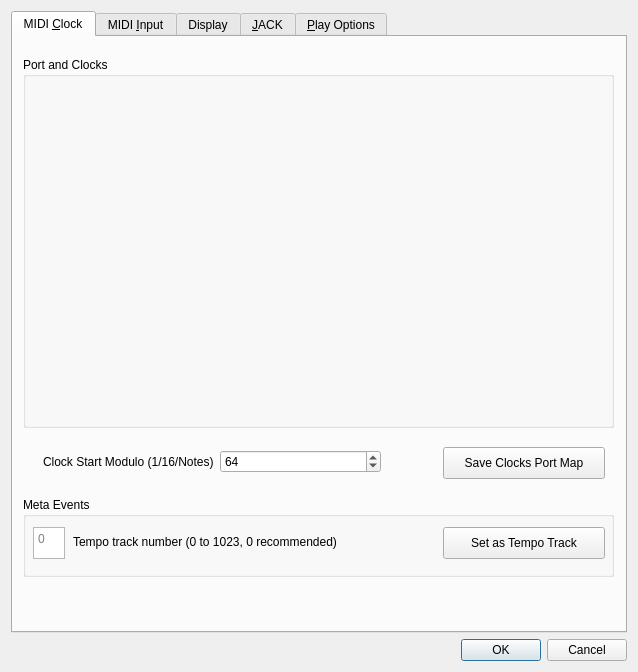
Above: seq_qt5/forms/qseditoptions.ui from ahlstromcj/seq66 before the change. Below: the same form after it.
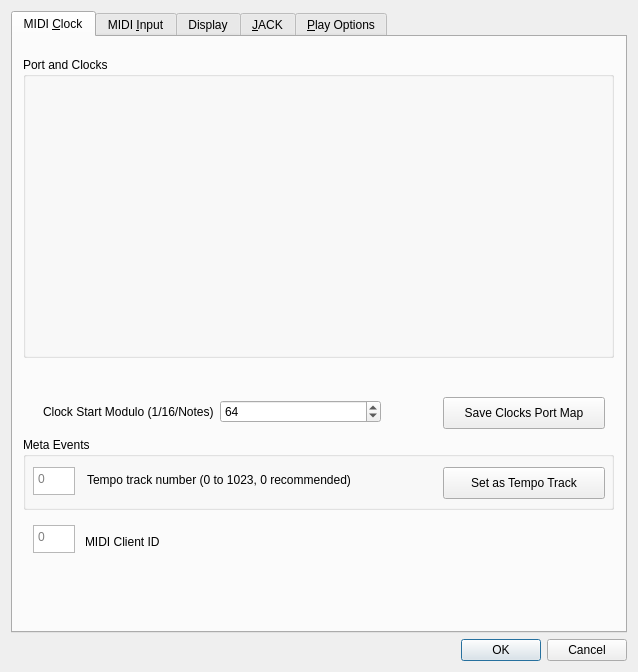
That is the form after the change.

Commit message: Output port-mapping and ALSA client ID working now.

Patch:
```diff
--- a/seq_qt5/forms/qseditoptions.ui
+++ b/seq_qt5/forms/qseditoptions.ui
@@ -35,7 +35,7 @@
          <x>10</x>
          <y>20</y>
          <width>591</width>
-         <height>371</height>
+         <height>301</height>
         </rect>
        </property>
        <property name="title">
@@ -57,9 +57,9 @@
        <property name="geometry">
         <rect>
          <x>10</x>
-         <y>460</y>
+         <y>400</y>
          <width>591</width>
-         <height>80</height>
+         <height>73</height>
         </rect>
        </property>
        <property name="title">
@@ -73,13 +73,19 @@
          <rect>
           <x>10</x>
           <y>30</y>
-          <width>32</width>
-          <height>32</height>
+          <width>42</width>
+          <height>28</height>
          </rect>
         </property>
         <property name="toolTip">
          <string>Sets the number of the tempo track, and it is saved to the 'rc' file.  Not yet functional.</string>
         </property>
+        <property name="verticalScrollBarPolicy">
+         <enum>Qt::ScrollBarAlwaysOff</enum>
+        </property>
+        <property name="horizontalScrollBarPolicy">
+         <enum>Qt::ScrollBarAlwaysOff</enum>
+        </property>
         <property name="readOnly">
          <bool>false</bool>
         </property>
@@ -93,9 +99,9 @@
        <widget class="QLabel" name="textLabelTempoTrack">
         <property name="geometry">
          <rect>
-          <x>50</x>
-          <y>34</y>
-          <width>361</width>
+          <x>64</x>
+          <y>32</y>
+          <width>341</width>
           <height>21</height>
          </rect>
         </property>
@@ -127,7 +133,7 @@
        <property name="geometry">
         <rect>
          <x>30</x>
-         <y>410</y>
+         <y>360</y>
          <width>338</width>
          <height>30</height>
         </rect>
@@ -159,7 +165,7 @@
        <property name="geometry">
         <rect>
          <x>430</x>
-         <y>410</y>
+         <y>360</y>
          <width>162</width>
          <height>32</height>
         </rect>
@@ -171,6 +177,41 @@
         <string>Save Clocks Port Map</string>
        </property>
       </widget>
+      <widget class="QLabel" name="label">
+       <property name="geometry">
+        <rect>
+         <x>72</x>
+         <y>496</y>
+         <width>101</width>
+         <height>17</height>
+        </rect>
+       </property>
+       <property name="text">
+        <string>MIDI Client ID</string>
+       </property>
+      </widget>
+      <widget class="QPlainTextEdit" name="plainTextEditClientId">
+       <property name="geometry">
+        <rect>
+         <x>20</x>
+         <y>488</y>
+         <width>42</width>
+         <height>28</height>
+        </rect>
+       </property>
+       <property name="verticalScrollBarPolicy">
+        <enum>Qt::ScrollBarAlwaysOff</enum>
+       </property>
+       <property name="horizontalScrollBarPolicy">
+        <enum>Qt::ScrollBarAlwaysOff</enum>
+       </property>
+       <property name="readOnly">
+        <bool>true</bool>
+       </property>
+       <property name="placeholderText">
+        <string>0</string>
+       </property>
+      </widget>
      </widget>
      <widget class="QWidget" name="tabMidiInput">
       <property name="toolTip">
```
The commit also changes 27 other files.
